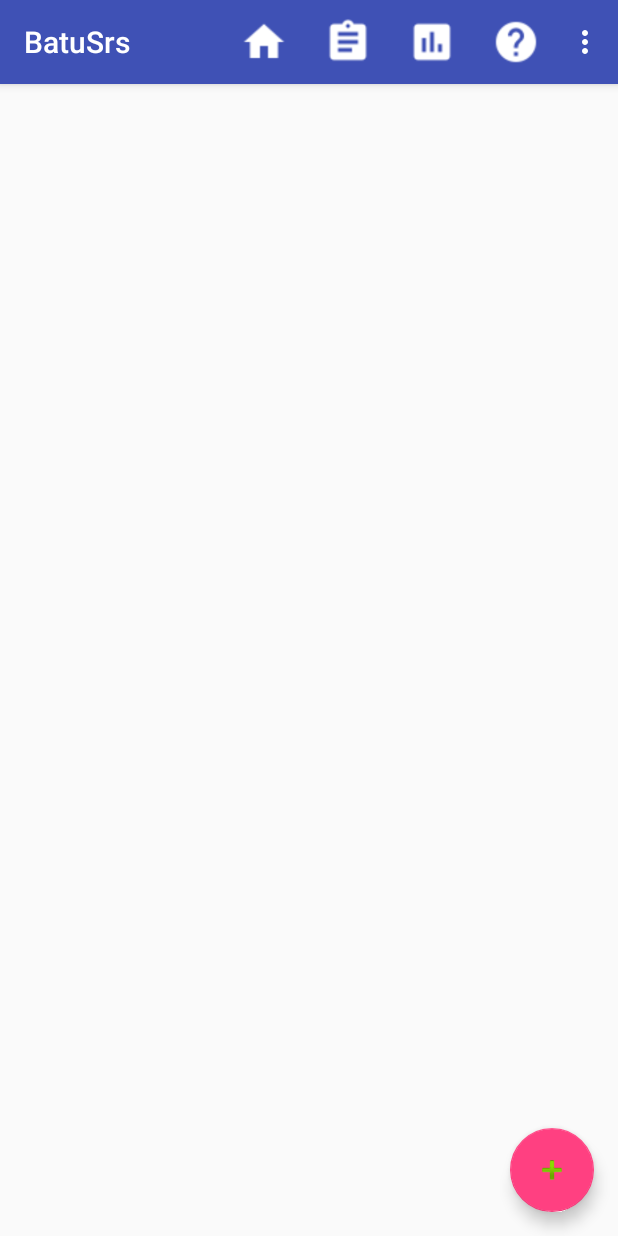
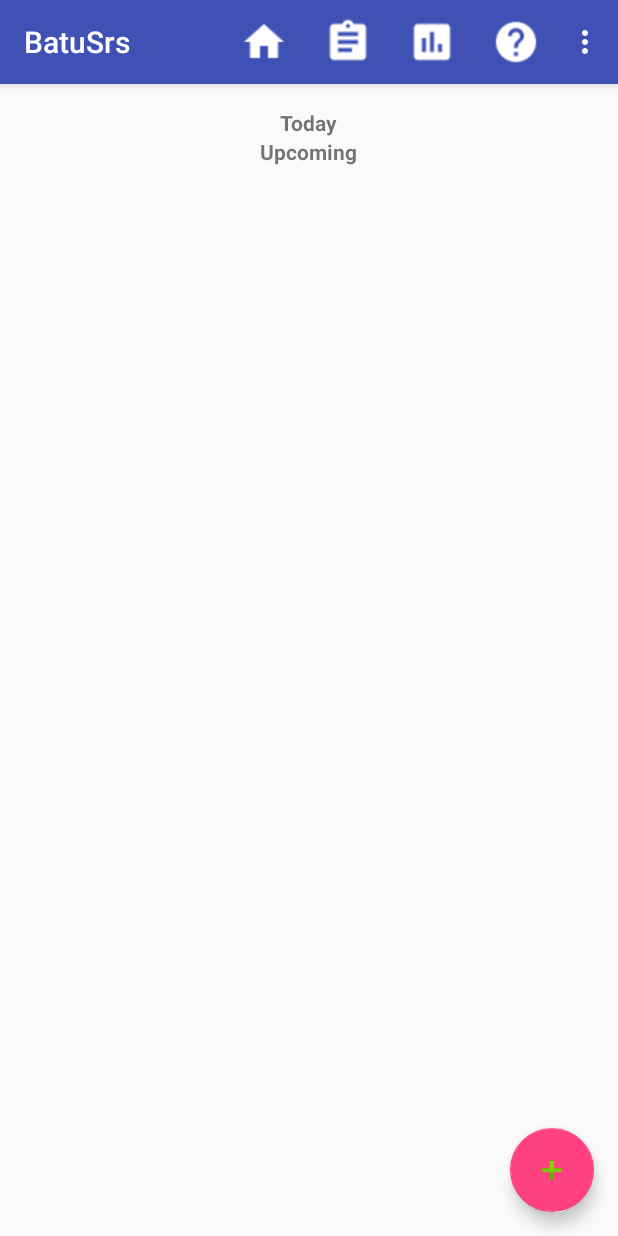
Before and after one commit to ebatuhankaynak/BatuSrs, an Android app: the screen it shows after launch (MainActivity), after a tap on "Schedule", on a phone screen of 412 x 824 dp. Run offline under Robolectric (Android 15) with nearby library versions, the phone set to English and light mode, and no system bars; libraries missing offline, so code that uses them is left out: com.github.paolorotolo.appintro; 1 statement that could not run was skipped.

Commit message:
ListFragment seems to work Changes: -Added Transition class to make fragment transactions easier -Added Intro Activity for first time opening(uses AppIntro library)
Commit before changing ScheduleFragment

```diff
--- a/app/src/main/AndroidManifest.xml
+++ b/app/src/main/AndroidManifest.xml
@@ -42,7 +42,7 @@
         <service android:name=".alarm.SrsMidnightAlarmService" />
 
         <activity
-            android:name=".IntroActivity"
+            android:name=".intro.IntroActivity"
             android:label="@string/title_activity_intro" />
     </application>
 
--- a/app/src/main/java/ebk/batusrs/MainActivity.java
+++ b/app/src/main/java/ebk/batusrs/MainActivity.java
@@ -8,21 +8,21 @@ import android.database.Cursor;
 import android.database.sqlite.SQLiteDatabase;
 import android.database.sqlite.SQLiteOpenHelper;
 import android.os.Bundle;
+import android.preference.PreferenceManager;
 import android.support.design.widget.FloatingActionButton;
 import android.support.v4.app.Fragment;
-import android.support.v4.app.FragmentTransaction;
 import android.support.v7.app.AppCompatActivity;
 import android.support.v7.widget.Toolbar;
-import android.util.Log;
+import android.view.Menu;
+import android.view.MenuItem;
 import android.view.MotionEvent;
 import android.view.View;
-import android.view.Menu;
-import android.view.MenuItem;
 import android.widget.Toast;
 
 import ebk.batusrs.alarm.SrsMidnightAlarmReceiver;
 import ebk.batusrs.database.AndroidDatabaseManager;
 import ebk.batusrs.database.BatuSrsDatabaseHelper;
+import ebk.batusrs.intro.IntroActivity;
 
 public class MainActivity extends AppCompatActivity {
     //9 + 6
@@ -52,6 +52,37 @@ public class MainActivity extends AppCompatActivity {
         SQLiteOpenHelper srsDatabaseHelper = new BatuSrsDatabaseHelper(this);
         db = srsDatabaseHelper.getWritableDatabase();
 
+        //  Declare a new thread to do a preference check
+        Thread t = new Thread(new Runnable() {
+            @Override
+            public void run() {
+                //  Initialize SharedPreferences
+                SharedPreferences getPrefs = PreferenceManager.getDefaultSharedPreferences(getBaseContext());
+
+                //  Create a new boolean and preference and set it to true
+                boolean isFirstStart = getPrefs.getBoolean("firstStart", true);
+
+                //  If the activity has never started before...
+                if (true) {
+                    //  Launch app intro
+                    Intent i = new Intent(MainActivity.this, IntroActivity.class);
+                    startActivity(i);
+
+                    //  Make a new preferences editor
+                    SharedPreferences.Editor e = getPrefs.edit();
+
+                    //  Edit preference to make it false because we don't want this to run again
+                    e.putBoolean("firstStart", false);
+
+                    //  Apply changes
+                    e.apply();
+                }
+            }
+        });
+
+        // Start the thread
+        t.start();
+
         FloatingActionButton fab = (FloatingActionButton) findViewById(R.id.fab);
         fab.setOnClickListener(new View.OnClickListener() {
             @Override
@@ -74,12 +105,14 @@ public class MainActivity extends AppCompatActivity {
                 }
 
                 if (foundLecture){
+                    Transition.getInstance().switchFragment(getSupportFragmentManager(), new AddLectureFragment());
+                    /*
                     Fragment fragment = new AddLectureFragment();
                     FragmentTransaction ft = getSupportFragmentManager().beginTransaction();
                     ft.replace(R.id.content_frame, fragment);
                     ft.addToBackStack(null);
                     ft.setTransition(FragmentTransaction.TRANSIT_FRAGMENT_FADE);
-                    ft.commit();
+                    ft.commit();*/
                 }else{
                     AlertDialog.Builder builder = new AlertDialog.Builder(view.getContext());
                     builder.setTitle("You seem to have an empty schedule, please update your schedule to continue");
@@ -97,12 +130,7 @@ public class MainActivity extends AppCompatActivity {
 
         srsMidnightAlarmReceiver.setAlarm(this);
 
-        Fragment fragment = new SrsListFragment();
-        FragmentTransaction ft = getSupportFragmentManager().beginTransaction();
-        ft.replace(R.id.content_frame, fragment);
-        ft.addToBackStack(null);
-        ft.setTransition(FragmentTransaction.TRANSIT_FRAGMENT_FADE);
-        ft.commit();
+        Transition.getInstance().switchFragment(getSupportFragmentManager(), new SrsListFragment());
 
         //db.delete("LECTURE", null, null);
         //db.delete("SCHEDULE", null, null);
@@ -120,43 +148,21 @@ public class MainActivity extends AppCompatActivity {
     @Override
     public boolean onOptionsItemSelected(MenuItem item) {
         int id = item.getItemId();
+        Fragment fragment = new SrsListFragment();
 
         if (id == R.id.action_home){
-            Fragment fragment = new SrsListFragment();
-            FragmentTransaction ft = getSupportFragmentManager().beginTransaction();
-            ft.replace(R.id.content_frame, fragment);
-            ft.addToBackStack(null);
-            ft.setTransition(FragmentTransaction.TRANSIT_FRAGMENT_FADE);
-            ft.commit();
+            fragment = new SrsListFragment();
         }else if (id == R.id.action_schedule) {
-            Fragment fragment = new ScheduleFragment();
-            FragmentTransaction ft = getSupportFragmentManager().beginTransaction();
-            ft.replace(R.id.content_frame, fragment);
-            ft.addToBackStack(null);
-            ft.setTransition(FragmentTransaction.TRANSIT_FRAGMENT_FADE);
-            ft.commit();
+            fragment = new ScheduleFragment();
         }else if (id == R.id.action_progress){
-            Fragment fragment = new ProgressFragment();
-            FragmentTransaction ft = getSupportFragmentManager().beginTransaction();
-            ft.replace(R.id.content_frame, fragment);
-            ft.addToBackStack(null);
-            ft.setTransition(FragmentTransaction.TRANSIT_FRAGMENT_FADE);
-            ft.commit();
+            fragment = new ProgressFragment();
         }else if (id == R.id.action_info){
-            Fragment fragment = new InfoFragment();
-            FragmentTransaction ft = getSupportFragmentManager().beginTransaction();
-            ft.replace(R.id.content_frame, fragment);
-            ft.addToBackStack(null);
-            ft.setTransition(FragmentTransaction.TRANSIT_FRAGMENT_FADE);
-            ft.commit();
+            fragment = new InfoFragment();
         }else if (id == R.id.action_settings){
-            Fragment fragment = new SettingsFragment();
-            FragmentTransaction ft = getSupportFragmentManager().beginTransaction();
-            ft.replace(R.id.content_frame, fragment);
-            ft.addToBackStack(null);
-            ft.setTransition(FragmentTransaction.TRANSIT_FRAGMENT_FADE);
-            ft.commit();
+            fragment = new SettingsFragment();
         }
+        Transition.getInstance().switchFragment(getSupportFragmentManager(), fragment);
+
         return super.onOptionsItemSelected(item);
     }
 
--- a/app/src/main/java/ebk/batusrs/SrsListFragment.java
+++ b/app/src/main/java/ebk/batusrs/SrsListFragment.java
@@ -14,6 +14,7 @@ import android.support.v4.app.ListFragment;
 import android.view.LayoutInflater;
 import android.view.View;
 import android.view.ViewGroup;
+import android.widget.AdapterView;
 import android.widget.ListView;
 
 import ebk.batusrs.adapters.SrsListAdapter;
@@ -23,12 +24,14 @@ import ebk.batusrs.database.BatuSrsDatabaseHelper;
 /**
  * A simple {@link Fragment} subclass.
  */
-public class SrsListFragment extends ListFragment {
+public class SrsListFragment extends Fragment {
 
     private SQLiteDatabase db;
-    private Cursor cursor;
+    private Cursor todayCursor;
+    private Cursor upcomingCursor;
 
-    private SrsListAdapter listAdapter;
+    private SrsListAdapter todayListAdapter;
+    private SrsListAdapter upcomingListAdapter;
 
     public SrsListFragment() {
         // Required empty public constructor
@@ -40,12 +43,21 @@ public class SrsListFragment extends ListFragment {
         SQLiteOpenHelper srsDatabaseHelper = new BatuSrsDatabaseHelper(getContext());
         db = srsDatabaseHelper.getReadableDatabase();
 
-        cursor = db.query("LECTURE", new String[]{"_id", "NAME", "LEC_NUM", "SRS", "LEVEL"}, null, null,
-                null, null, "SRS ASC");
+        todayCursor = db.query("LECTURE", new String[]{"_id", "NAME", "LEC_NUM", "SRS", "LEVEL"}, "SRS=?",
+                new String[]{"0"}, null, null, "SRS ASC");
 
-        listAdapter = new SrsListAdapter(inflater.getContext(),
+        upcomingCursor = db.query("LECTURE", new String[]{"_id", "NAME", "LEC_NUM", "SRS", "LEVEL"}, "SRS!=?",
+                new String[]{"0"}, null, null, "SRS ASC");
+
+        todayListAdapter = new SrsListAdapter(inflater.getContext(),
                 R.layout.srs_list,
-                cursor,
+                todayCursor,
+                new String[]{"NAME", "LEC_NUM", "SRS", "LEVEL"},
+                new int[]{R.id.listNameTextView, R.id.listLectureNumTextView, R.id.listSrsTextView},
+                0);
+        upcomingListAdapter = new SrsListAdapter(inflater.getContext(),
+                R.layout.srs_list,
+                upcomingCursor,
                 new String[]{"NAME", "LEC_NUM", "SRS", "LEVEL"},
                 new int[]{R.id.listNameTextView, R.id.listLectureNumTextView, R.id.listSrsTextView},
                 0);
@@ -55,25 +67,28 @@ public class SrsListFragment extends ListFragment {
     @Override
     public void onViewCreated(View view, Bundle savedInstanceState) {
         super.onViewCreated(view, savedInstanceState);
-        setListAdapter(listAdapter);
-    }
 
+        ListView todayList = (ListView) view.findViewById(R.id.todayList);
+        ListView upcomingList = (ListView) view.findViewById(R.id.upcomingList);
+
+        // TODO: 8.2.2017 ACCESS DB WHEN USER SAYS "YES" ???
+        // TODO: 8.2.2017 CHANGE QUERY TO BETTER SUIT NEW DESIGN
+        todayList.setOnItemClickListener(new AdapterView.OnItemClickListener() {
             @Override
-    public void onListItemClick(ListView listView, View view, int position, long id){
-        super.onListItemClick(listView, view, position, id);
-
-        cursor = db.query("LECTURE", new String[] {"SRS", "LEVEL", "_id"}, "_id = ?", new String[] {Integer.toString((int) id)},
+            public void onItemClick(AdapterView<?> adapterView, View view, int i, long l) {
+                long id = l;
+                todayCursor = db.query("LECTURE", new String[] {"SRS", "LEVEL", "_id"}, "_id = ?", new String[] {Integer.toString((int) id)},
                         null, null, null);
 
-        if (cursor.moveToFirst()){
-            if (cursor.getInt(0) == 0){
+                if (todayCursor.moveToFirst()){
+                    if (todayCursor.getInt(0) == 0){
                         AlertDialog.Builder builder = new AlertDialog.Builder(getContext());
                         builder.setTitle("Completed?");
                         final int dbId = (int) id;
                         builder.setPositiveButton("Yes", new DialogInterface.OnClickListener() {
                             @Override
                             public void onClick(DialogInterface dialog, int whichButton) {
-                        int newLevel = cursor.getInt(1) + 1;
+                                int newLevel = todayCursor.getInt(1) + 1;
                                 int newSrs = getNewSrs(newLevel);
 
                                 ContentValues updatedValues = new ContentValues();
@@ -94,6 +109,20 @@ public class SrsListFragment extends ListFragment {
                         builder.show();
                     }
                 }
+            }
+        });
+
+        upcomingList.setOnItemClickListener(new AdapterView.OnItemClickListener() {
+            @Override
+            public void onItemClick(AdapterView<?> adapterView, View view, int i, long l) {
+
+            }
+        });
+
+        todayList.setAdapter(todayListAdapter);
+        upcomingList.setAdapter(upcomingListAdapter);
+
+        //setListAdapter(listAdapter);
     }
 
     private int getNewSrs(int newLevel) {
--- /dev/null
+++ b/app/src/main/java/ebk/batusrs/Transition.java
@@ -0,0 +1,36 @@
+package ebk.batusrs;
+
+import android.app.Activity;
+import android.content.Context;
+import android.support.v4.app.Fragment;
+import android.support.v4.app.FragmentManager;
+import android.support.v4.app.FragmentTransaction;
+
+/**
+ * Created by E.Batuhan Kaynak on 8.2.2017.
+ */
+
+public class Transition {
+
+    private static Transition transition;
+
+    private  Transition(){
+
+    }
+
+    public static Transition getInstance(){
+        if(transition == null){
+            transition = new Transition();
+        }
+        return transition;
+    }
+
+    public void switchFragment(FragmentManager fragmentManager, Fragment fragment){
+        FragmentTransaction ft = fragmentManager.beginTransaction();
+        ft.replace(R.id.content_frame, fragment);
+        ft.addToBackStack(null);
+        ft.setTransition(FragmentTransaction.TRANSIT_FRAGMENT_FADE);
+        ft.commit();
+    }
+
+}
--- a/app/src/main/java/ebk/batusrs/IntroActivity.java
+++ b/app/src/main/java/ebk/batusrs/intro/IntroActivity.java
@@ -1,4 +1,4 @@
-package ebk.batusrs;
+package ebk.batusrs.intro;
 
 import android.graphics.Color;
 import android.support.annotation.Nullable;
@@ -8,6 +8,8 @@ import android.os.Bundle;
 
 import com.github.paolorotolo.appintro.AppIntro;
 import com.github.paolorotolo.appintro.AppIntroFragment;
+
+import ebk.batusrs.R;
 
 public class IntroActivity extends AppIntro {
     @Override
@@ -58,6 +60,7 @@ public class IntroActivity extends AppIntro {
     @Override
     public void onDonePressed(Fragment currentFragment) {
         super.onDonePressed(currentFragment);
+        finish();
         // Do something when users tap on Done button.
     }
 
--- a/app/src/main/res/layout/activity_intro.xml
+++ b/app/src/main/res/layout/activity_intro.xml
@@ -8,6 +8,6 @@
     android:paddingLeft="@dimen/activity_horizontal_margin"
     android:paddingRight="@dimen/activity_horizontal_margin"
     android:paddingTop="@dimen/activity_vertical_margin"
-    tools:context="ebk.batusrs.IntroActivity">
+    tools:context="ebk.batusrs.intro.IntroActivity">
 
 </RelativeLayout>
--- a/app/src/main/res/layout/fragment_srs_list.xml
+++ b/app/src/main/res/layout/fragment_srs_list.xml
@@ -4,8 +4,33 @@
     android:layout_height="match_parent"
     tools:context="ebk.batusrs.SrsListFragment">
 
+    <TextView
+        android:id="@+id/todayTextView"
+        android:text="@string/today"
+        android:layout_centerHorizontal="true"
+        android:textStyle="bold"
+        android:layout_width="wrap_content"
+        android:layout_height="wrap_content" />
+
     <ListView
-        android:id="@android:id/list"
+        android:id="@+id/todayList"
+        android:layout_width="match_parent"
+        android:layout_height="wrap_content"
+        android:layout_below="@id/todayTextView"
+        android:layout_centerHorizontal="true" />
+
+    <TextView
+        android:id="@+id/upcomingTextView"
+        android:layout_below="@id/todayList"
+        android:text="@string/upcoming"
+        android:layout_centerHorizontal="true"
+        android:textStyle="bold"
+        android:layout_width="wrap_content"
+        android:layout_height="wrap_content" />
+
+    <ListView
+        android:layout_below="@id/upcomingTextView"
+        android:id="@+id/upcomingList"
         android:layout_width="match_parent"
         android:layout_height="wrap_content"
         android:layout_centerHorizontal="true" />
```
Also changed, not shown: app/src/main/java/ebk/batusrs/AddLectureFragment.java (+3 -9 lines), app/src/main/java/ebk/batusrs/ScheduleFragment.java (+9 -6 lines). Lines whose indentation alone changed are shown as unchanged.
